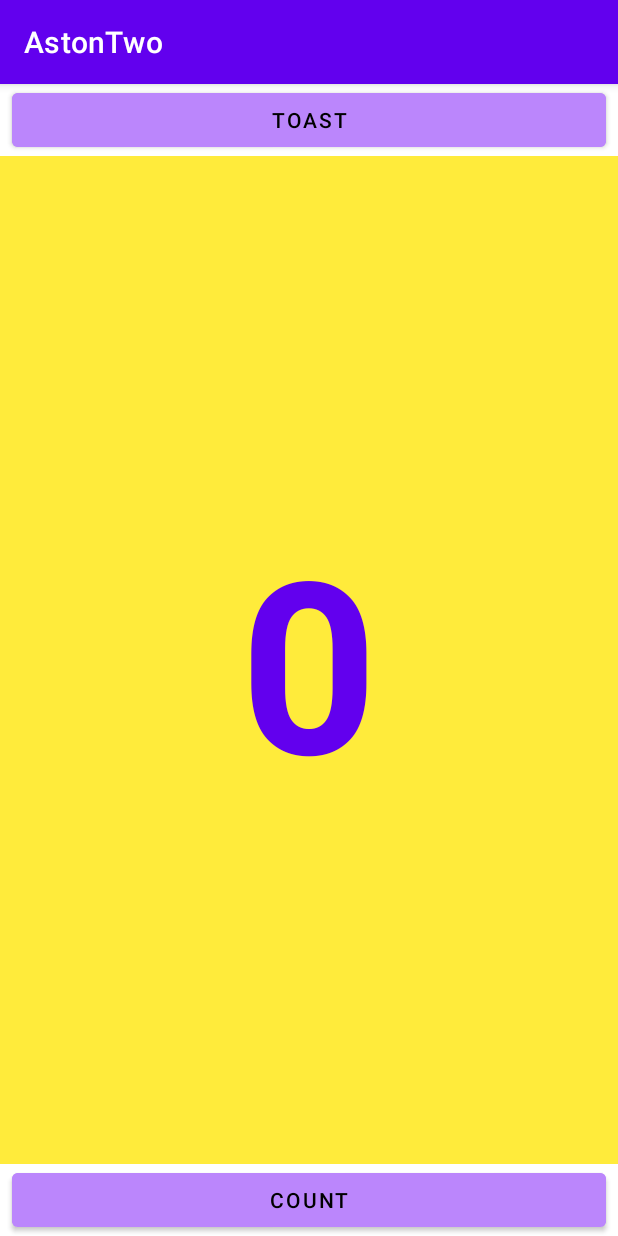
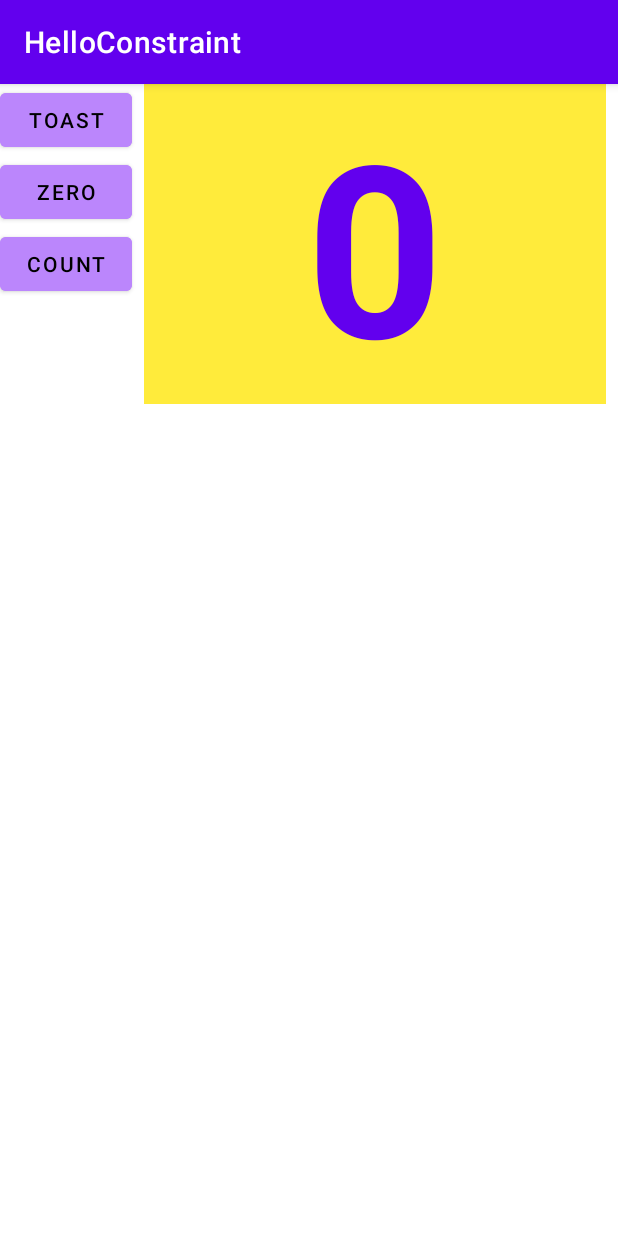
Before and after one commit to popovviktor/Aston_intensiv_2, an Android app: the screen it shows after launch (MainActivity), on a phone screen of 412 x 824 dp. Run offline under Robolectric (Android 15) with nearby library versions, the phone set to English and light mode, and no system bars.

Commit message:
codelabs 1.2B

```diff
--- a/app/src/main/res/layout/activity_main.xml
+++ b/app/src/main/res/layout/activity_main.xml
@@ -1,5 +1,5 @@
 <?xml version="1.0" encoding="utf-8"?>
-<LinearLayout  xmlns:android="http://schemas.android.com/apk/res/android"
+<RelativeLayout  xmlns:android="http://schemas.android.com/apk/res/android"
     xmlns:app="http://schemas.android.com/apk/res-auto"
     xmlns:tools="http://schemas.android.com/tools"
     android:layout_width="match_parent"
@@ -9,45 +9,51 @@
 
     <Button
         android:id="@+id/button_toast"
-        android:layout_width="match_parent"
+        android:layout_width="wrap_content"
         android:layout_height="wrap_content"
-        android:layout_marginStart="8dp"
         android:layout_marginEnd="8dp"
         android:backgroundTint="@color/purple_200"
         android:text="@string/btn_toast"
-        android:textColor="@android:color/black"
-        app:layout_constraintEnd_toStartOf="@+id/button_count"
-        app:layout_constraintStart_toStartOf="parent"
-        app:layout_constraintTop_toTopOf="parent" />
+        android:textColor="@android:color/black" />
 
     <TextView
-
         android:id="@+id/show_count"
-        android:layout_width="match_parent"
+        android:layout_width="wrap_content"
         android:layout_height="wrap_content"
+        android:layout_alignParentLeft="true"
+        android:layout_alignParentTop="true"
+        android:layout_alignParentEnd="true"
+        android:layout_marginEnd="8dp"
+        android:layout_toEndOf="@+id/button_zero"
         android:background="#FFEB3B"
-        android:layout_weight="1"
         android:gravity="center"
         android:text="@string/def_count"
         android:textColor="@color/purple_500"
         android:textSize="160sp"
-        android:textStyle="bold"
-        app:layout_constraintBottom_toBottomOf="parent"
-        app:layout_constraintEnd_toEndOf="parent"
-        app:layout_constraintStart_toStartOf="parent"
-        app:layout_constraintTop_toBottomOf="@+id/button_toast" />
+        android:textStyle="bold" />
 
     <Button
         android:id="@+id/button_count"
-        android:layout_width="match_parent"
+        android:layout_width="wrap_content"
         android:layout_height="wrap_content"
-        android:layout_marginStart="8dp"
+        android:layout_below="@+id/button_zero"
+        android:layout_alignEnd="@+id/button_zero"
+        android:layout_alignParentStart="true"
+        android:backgroundTint="@color/purple_200"
+        android:text="@string/btn_count"
+        android:textColor="@android:color/black" />
+
+    <Button
+        android:id="@+id/button_zero"
+        android:layout_width="wrap_content"
+        android:layout_height="wrap_content"
+        android:layout_below="@+id/button_toast"
+        android:layout_alignParentStart="true"
+        android:layout_marginStart="0dp"
+        android:layout_marginTop="0dp"
         android:layout_marginEnd="8dp"
         android:backgroundTint="@color/purple_200"
-        android:text="@string/btn_count"
-        android:textColor="@android:color/black"
-        app:layout_constraintBaseline_toBaselineOf="@+id/button_toast"
-        app:layout_constraintEnd_toEndOf="parent"
-        app:layout_constraintStart_toEndOf="@+id/button_toast" />
+        android:text="@string/btn_zero"
+        android:textColor="@android:color/black" />
 
-</LinearLayout >
+</RelativeLayout >
--- a/app/src/main/res/values/strings.xml
+++ b/app/src/main/res/values/strings.xml
@@ -1,7 +1,8 @@
 <resources>
-    <string name="app_name">AstonTwo</string>
+    <string name="app_name">HelloConstraint</string>
     <string name="btn_toast">Toast</string>
     <string name="btn_count">Count</string>
     <string name="def_count">0</string>
     <string name="toast_message">Hello Toast!</string>
+    <string name="btn_zero">zero</string>
 </resources>
```
